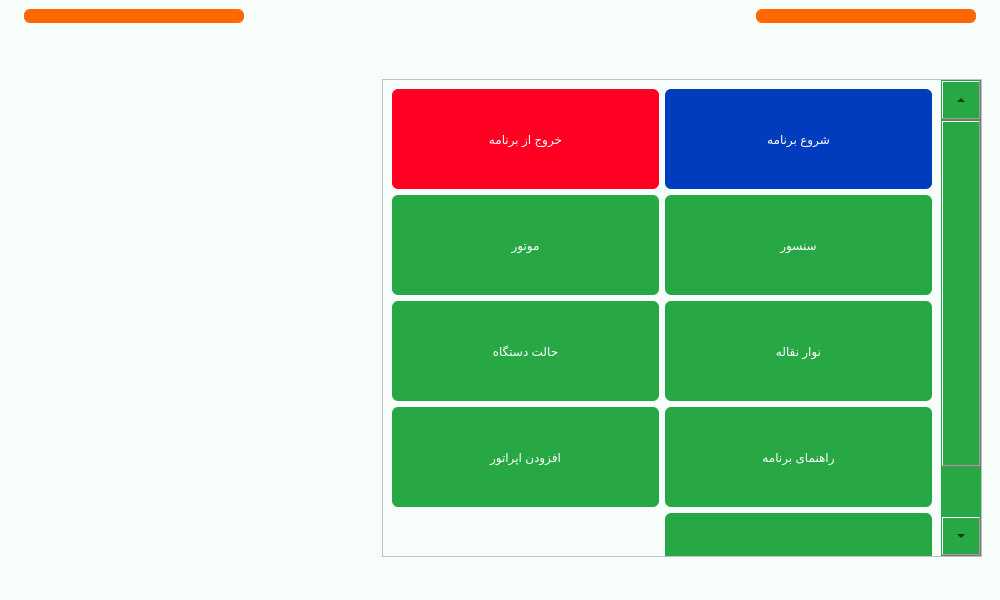
Above: main.ui from Farazist/raspberrypi-app before the change. Below: the same form after it.
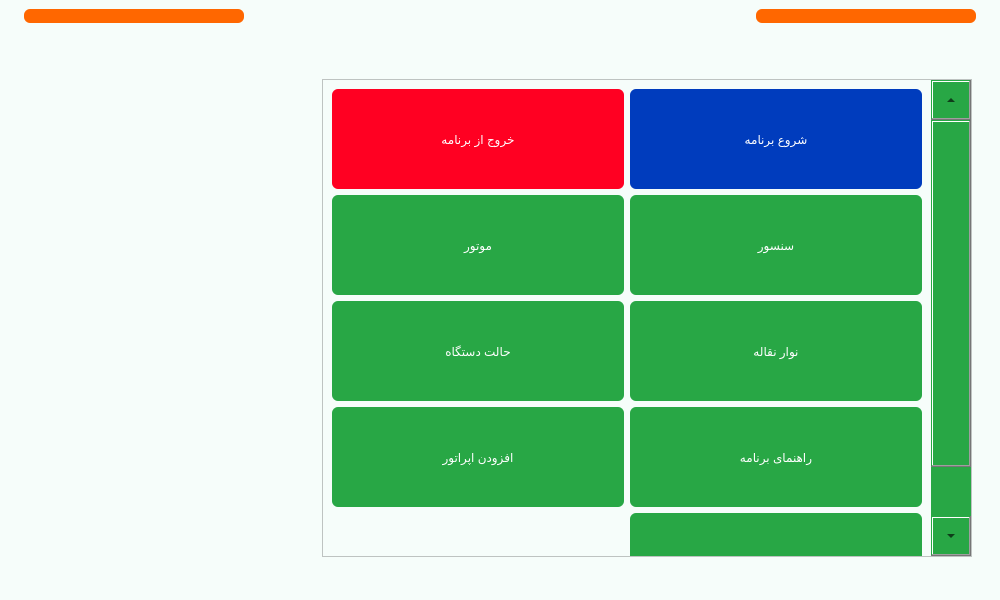
That is the form after the change. Icons and pictures are not drawn.

```diff
--- a/main.ui
+++ b/main.ui
@@ -1481,6 +1481,9 @@
         </property>
         <item>
          <layout class="QHBoxLayout" name="horizontalLayout_6">
+          <property name="rightMargin">
+           <number>10</number>
+          </property>
           <item>
            <widget class="QStackedWidget" name="StackSetting">
             <property name="minimumSize">
@@ -2099,7 +2102,7 @@
            <widget class="QScrollArea" name="scrollArea_2">
             <property name="minimumSize">
              <size>
-              <width>600</width>
+              <width>650</width>
               <height>0</height>
              </size>
             </property>
@@ -2129,7 +2132,7 @@
               <rect>
                <x>0</x>
                <y>0</y>
-               <width>581</width>
+               <width>631</width>
                <height>542</height>
               </rect>
              </property>
```
